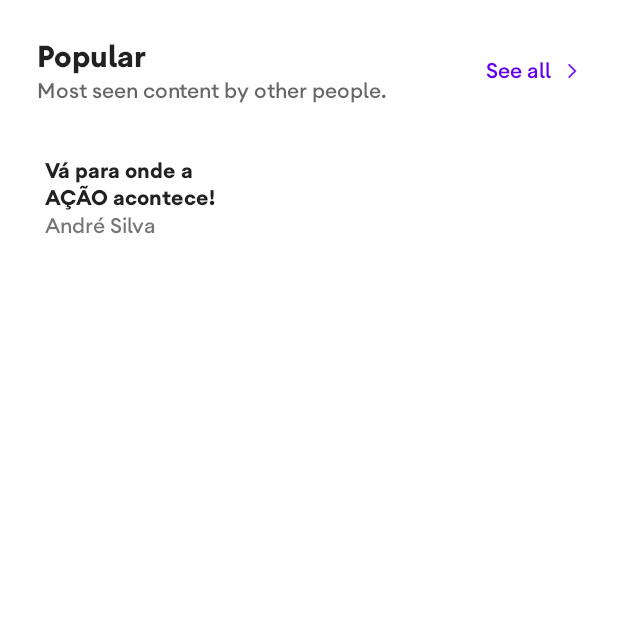
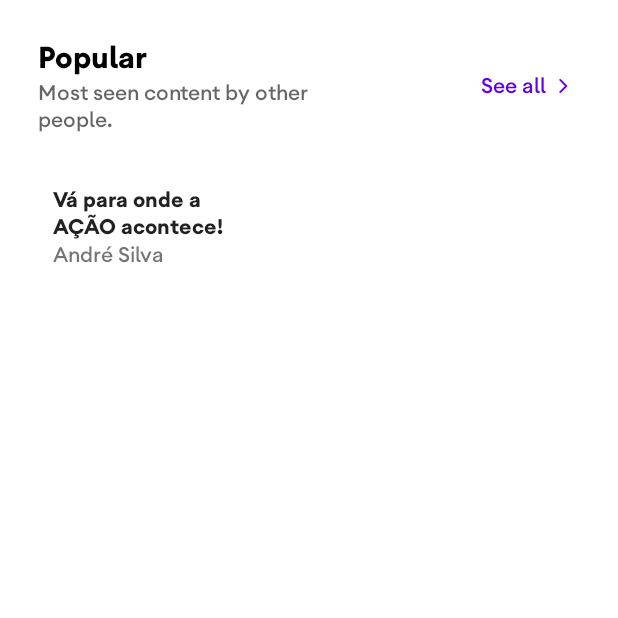
Before and after one commit to carolinabarrossilva/Stoa, an Android app built with Jetpack Compose: the screen it shows after launch (MainActivity), on a phone screen of 412 x 824 dp, the top half of it. Run offline under Robolectric (Android 15) with nearby library versions, the phone set to English and light mode, and no system bars; our stand-ins replace RxJava; libraries missing offline, so code that uses them is left out: top.defaults.drawabletoolbox; plain views replace RoundedImageView; pictures from the network do not load; 1 statement that could not run was skipped.

Commit message:
Replace fragment_home.xml layout by HomeUI

```diff
--- a/extensions/build.gradle
+++ b/extensions/build.gradle
@@ -36,4 +36,5 @@ android {
 
 dependencies {
     implementation 'androidx.core:core-ktx:1.5.0'
+    implementation 'com.github.bumptech.glide:glide:4.12.0'
 }
--- /dev/null
+++ b/extensions/src/main/java/com/jeanbarrossilva/stoa/extensions/view/imgeview/ImageView.kt
@@ -0,0 +1,9 @@
+package com.jeanbarrossilva.stoa.extensions.view.imgeview
+
+import android.widget.ImageView
+import com.bumptech.glide.Glide
+
+fun ImageView.load(url: String) {
+    if (!isInEditMode)
+        Glide.with(this).load(url).into(this)
+}
--- a/ui/build.gradle
+++ b/ui/build.gradle
@@ -56,7 +56,6 @@ dependencies {
     implementation "androidx.compose.material:material-icons-extended:$compose_version"
     implementation "androidx.navigation:navigation-fragment-ktx:$navigation_version"
     implementation "androidx.navigation:navigation-ui-ktx:$navigation_version"
-    implementation 'com.github.bumptech.glide:glide:4.12.0'
     implementation 'com.github.duanhong169:drawabletoolbox:1.0.7'
     implementation 'com.makeramen:roundedimageview:2.3.0'
     implementation 'com.google.android.material:material:1.3.0'
--- a/ui/src/main/java/com/jeanbarrossilva/stoa/ui/fragment/HomeFragment.kt
+++ b/ui/src/main/java/com/jeanbarrossilva/stoa/ui/fragment/HomeFragment.kt
@@ -1,24 +1,34 @@
 package com.jeanbarrossilva.stoa.ui.fragment
 
 import android.os.Bundle
+import android.view.LayoutInflater
 import android.view.View
+import android.view.ViewGroup
+import androidx.compose.runtime.getValue
+import androidx.compose.runtime.mutableStateOf
+import androidx.compose.runtime.setValue
+import androidx.compose.ui.platform.ComposeView
 import androidx.fragment.app.Fragment
-import androidx.recyclerview.widget.RecyclerView
 import com.jeanbarrossilva.stoa.model.Book
 import com.jeanbarrossilva.stoa.model.repository.AuthorRepository
 import com.jeanbarrossilva.stoa.presenter.HomePresenter
 import com.jeanbarrossilva.stoa.presenter.view.HomeView
-import com.jeanbarrossilva.stoa.ui.R
-import com.jeanbarrossilva.stoa.ui.adapter.BookAdapter
-import com.jeanbarrossilva.stoa.ui.view.SessionLayout
+import com.jeanbarrossilva.stoa.ui.view.compose.layout.HomeUI
 
-class HomeFragment: Fragment(R.layout.fragment_home), HomeView {
+class HomeFragment: Fragment(), HomeView {
+    private var books by mutableStateOf(emptyList<Book>())
+
     override val presenter = HomePresenter(this) {
         AuthorRepository.getAuthors()
     }
 
-    private lateinit var popularSessionLayout: SessionLayout
-    private lateinit var popularSessionContentView: RecyclerView
+    override fun onCreateView(inflater: LayoutInflater, container: ViewGroup?, savedInstanceState: Bundle?): View {
+        return ComposeView(requireContext()).apply {
+            setContent {
+                HomeUI(books)
+            }
+        }
+    }
 
     override fun onViewCreated(view: View, savedInstanceState: Bundle?) {
         super.onViewCreated(view, savedInstanceState)
@@ -26,10 +36,6 @@ class HomeFragment: Fragment(R.layout.fragment_home), HomeView {
     }
 
     override fun assignViews() {
-        view?.let { view ->
-            popularSessionLayout = view.findViewById(R.id.popular_session_layout)
-            popularSessionContentView = view.findViewById(R.id.popular_session_content_view)
-        }
     }
 
     override fun configViews() {
@@ -39,7 +45,7 @@ class HomeFragment: Fragment(R.layout.fragment_home), HomeView {
     }
 
     override fun showBooks(books: List<Book>) {
-        popularSessionContentView.adapter = BookAdapter(books, ::onBookClick)
+        this.books = books
     }
 
     override fun onBookClick(book: Book) {
--- a/ui/src/main/java/com/jeanbarrossilva/stoa/ui/view/compose/Session.kt
+++ b/ui/src/main/java/com/jeanbarrossilva/stoa/ui/view/compose/component/Session.kt
@@ -1,12 +1,9 @@
-package com.jeanbarrossilva.stoa.ui.view.compose
+package com.jeanbarrossilva.stoa.ui.view.compose.component
 
 import androidx.compose.foundation.clickable
 import androidx.compose.foundation.layout.*
 import androidx.compose.foundation.shape.RoundedCornerShape
-import androidx.compose.material.ContentAlpha
-import androidx.compose.material.Icon
-import androidx.compose.material.MaterialTheme
-import androidx.compose.material.Text
+import androidx.compose.material.*
 import androidx.compose.material.icons.Icons
 import androidx.compose.material.icons.rounded.ArrowForwardIos
 import androidx.compose.runtime.Composable
@@ -14,7 +11,7 @@ import androidx.compose.ui.Alignment
 import androidx.compose.ui.Modifier
 import androidx.compose.ui.draw.alpha
 import androidx.compose.ui.draw.clip
-import androidx.compose.ui.platform.ComposeView
+import androidx.compose.ui.graphics.Color
 import androidx.compose.ui.res.stringResource
 import androidx.compose.ui.text.font.Font
 import androidx.compose.ui.text.font.toFontFamily
@@ -23,7 +20,6 @@ import androidx.compose.ui.tooling.preview.Preview
 import androidx.compose.ui.unit.Dp
 import androidx.compose.ui.unit.dp
 import androidx.compose.ui.unit.sp
-import androidx.compose.ui.viewinterop.AndroidView
 import com.jeanbarrossilva.stoa.ui.R
 
 @Composable
@@ -34,18 +30,19 @@ fun Session(
     actionButtonTitle: String = stringResource(R.string.SessionLayout_actionButtonTitle),
     onActionButtonClick: () -> Unit,
     spacing: Dp = 25.dp,
+    padding: Dp = spacing,
     content: @Composable () -> Unit
 ) {
     Column(
         modifier
             .fillMaxWidth(),
-        Arrangement.spacedBy(0.dp, Alignment.CenterVertically)
+        Arrangement.spacedBy(spacing)
     ) {
         Row(
             Modifier
                 .fillMaxWidth()
-                .padding(25.dp)
-                .padding(bottom = spacing),
+                .padding(horizontal = 25.dp)
+                .padding(top = 25.dp),
             verticalAlignment = Alignment.CenterVertically
         ) {
             Column(
@@ -71,22 +68,27 @@ fun Session(
                     .fillMaxWidth(),
                 Alignment.CenterEnd
             ) {
-                AndroidView({ context ->
-                    ComposeView(context)
-                }) { view ->
-                    view.setContent {
-                        Row(
+                Button(
+                    onClick = onActionButtonClick,
                     Modifier
                         .clip(RoundedCornerShape(50.dp))
-                                .clickable(onClick = onActionButtonClick)
-                                .padding(2.dp),
-                            Arrangement.spacedBy(5.dp),
-                            Alignment.CenterVertically
+                        .clickable(onClick = onActionButtonClick),
+                    elevation = ButtonDefaults.elevation(defaultElevation = 0.dp, pressedElevation = 0.dp, disabledElevation = 0.dp),
+                    colors = ButtonDefaults.buttonColors(
+                        backgroundColor = Color.Transparent,
+                        contentColor = MaterialTheme.colors.primary
+                    ),
+                    contentPadding = PaddingValues(5.dp)
+                ) {
+                    Row(
+                        horizontalArrangement = Arrangement.spacedBy(5.dp),
+                        verticalAlignment = Alignment.CenterVertically
                     ) {
                         Text(
                             actionButtonTitle,
                             color = MaterialTheme.colors.primary,
                             fontFamily = Font(R.font.android_euclid_medium).toFontFamily(),
+                            letterSpacing = 0.sp,
                             textAlign = TextAlign.End
                         )
 
@@ -101,9 +103,13 @@ fun Session(
                 }
             }
         }
-        }
 
-        content()
+        Surface(
+            Modifier
+                .fillMaxWidth()
+                .padding(horizontal = padding),
+            content = content
+        )
     }
 }
 
--- /dev/null
+++ b/ui/src/main/java/com/jeanbarrossilva/stoa/ui/view/compose/layout/HomeUI.kt
@@ -0,0 +1,50 @@
+package com.jeanbarrossilva.stoa.ui.view.compose.layout
+
+import androidx.compose.foundation.layout.fillMaxSize
+import androidx.compose.foundation.layout.fillMaxWidth
+import androidx.compose.material.Surface
+import androidx.compose.runtime.Composable
+import androidx.compose.ui.Modifier
+import androidx.compose.ui.res.stringResource
+import androidx.compose.ui.tooling.preview.Preview
+import androidx.compose.ui.viewinterop.AndroidView
+import androidx.recyclerview.widget.LinearLayoutManager
+import androidx.recyclerview.widget.RecyclerView
+import com.jeanbarrossilva.stoa.model.Author
+import com.jeanbarrossilva.stoa.model.Book
+import com.jeanbarrossilva.stoa.ui.R
+import com.jeanbarrossilva.stoa.ui.adapter.BookAdapter
+import com.jeanbarrossilva.stoa.ui.view.compose.component.Session
+
+@Composable
+fun HomeUI(books: List<Book>, modifier: Modifier = Modifier) {
+    Surface(
+        modifier
+            .fillMaxSize()
+    ) {
+        Session(
+            title = stringResource(R.string.SessionLayout_popular_title),
+            description = stringResource(R.string.SessionLayout_popular_description),
+            onActionButtonClick = {
+            }
+        ) {
+            AndroidView(
+                { context ->
+                    RecyclerView(context)
+                },
+                Modifier
+                    .fillMaxWidth()
+            ) { view ->
+                view.layoutManager = LinearLayoutManager(view.context, LinearLayoutManager.HORIZONTAL, false)
+                view.adapter = BookAdapter(books) {
+                }
+            }
+        }
+    }
+}
+
+@Composable
+@Preview
+private fun HomeUI_Preview() {
+    HomeUI(books = Author.sample.books)
+}
--- a/ui/src/main/java/com/jeanbarrossilva/stoa/ui/viewholder/BookViewHolder.kt
+++ b/ui/src/main/java/com/jeanbarrossilva/stoa/ui/viewholder/BookViewHolder.kt
@@ -4,7 +4,7 @@ import android.view.View
 import android.widget.ImageView
 import android.widget.TextView
 import androidx.recyclerview.widget.RecyclerView
-import com.bumptech.glide.Glide
+import com.jeanbarrossilva.stoa.extensions.view.imgeview.load
 import com.jeanbarrossilva.stoa.model.Book
 import com.jeanbarrossilva.stoa.ui.R
 
@@ -21,7 +21,7 @@ class BookViewHolder(view: View): RecyclerView.ViewHolder(view) {
             book.author.name,
             book.title
         )
-        Glide.with(itemView.context).load(book.cover.url).into(coverView)
+        coverView.load(book.cover.url)
         titleView.text = book.title
         authorNameView.text = book.author.name
     }
--- a/ui/src/main/res/layout/fragment_home.xml
+++ /dev/null
@@ -1,30 +0,0 @@
-<?xml version="1.0" encoding="utf-8"?>
-<LinearLayout
-    xmlns:android="http://schemas.android.com/apk/res/android"
-    xmlns:app="http://schemas.android.com/apk/res-auto"
-    xmlns:tools="http://schemas.android.com/tools"
-    android:layout_width="match_parent"
-    android:layout_height="match_parent">
-
-    <com.jeanbarrossilva.stoa.ui.view.SessionLayout
-        android:id="@+id/popular_session_layout"
-        android:layout_width="match_parent"
-        android:layout_height="wrap_content"
-        app:title="@string/SessionLayout_popular_title"
-        app:description="@string/SessionLayout_popular_description"
-        app:spacing="90dp">
-
-        <androidx.recyclerview.widget.RecyclerView
-            android:id="@+id/popular_session_content_view"
-            android:layout_width="match_parent"
-            android:layout_height="wrap_content"
-            android:paddingStart="20dp"
-            android:clipToPadding="false"
-            android:orientation="horizontal"
-            app:layoutManager="androidx.recyclerview.widget.LinearLayoutManager"
-            tools:listitem="@layout/view_book"
-            tools:ignore="RtlSymmetry" />
-
-    </com.jeanbarrossilva.stoa.ui.view.SessionLayout>
-
-</LinearLayout>
```
Lines whose indentation alone changed are shown as unchanged.
